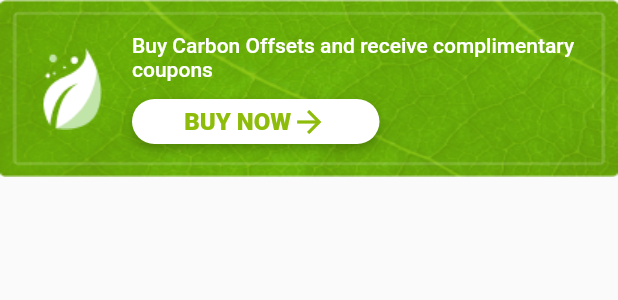
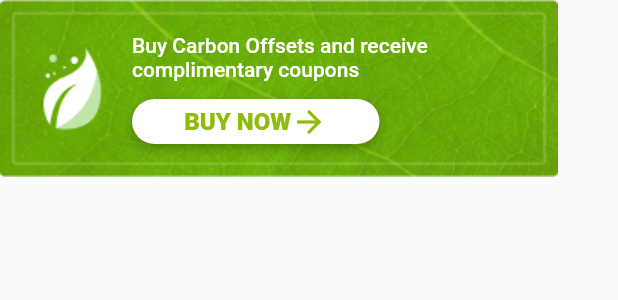
Before and after one commit to Chandravardhan-Singh/world_winner_flutter, a Flutter app: the CarbonBuyCard widget shown alone on an empty page, opened directly, on a phone screen of 412 x 824 dp. Shown: the top 300 px of the screen. Run offline on Flutter 3.47's test engine with Material 2 defaults, Android fonts, the phone set to English and light mode, and no system bars; our stand-ins replace bloc, flutter_bloc, flutter_secure_storage, google_fonts, otp_text_field, permission_handler; accounts and stored records are empty; generated files the repository leaves out were written again.

Commit message:
carbon buy car updated

```diff
--- a/lib/widget/carbon_buy_card.dart
+++ b/lib/widget/carbon_buy_card.dart
@@ -1,5 +1,6 @@
 import 'package:flutter/material.dart';
 import 'package:world_winner_flutter/extensions/context.dart';
+import 'package:world_winner_flutter/utils/constants/nums.dart';
 import 'package:world_winner_flutter/widget/button.dart';
 
 class CarbonBuyCard extends StatelessWidget {
@@ -10,7 +11,7 @@ class CarbonBuyCard extends StatelessWidget {
   @override
   Widget build(BuildContext context) {
     return Container(
-      width: MediaQuery.of(context).size.width,
+      width: MediaQuery.of(context).size.width - defaultGap,
       height: 118,
       decoration: BoxDecoration(
         image: DecorationImage(image: img.image, fit: BoxFit.fill),
```
